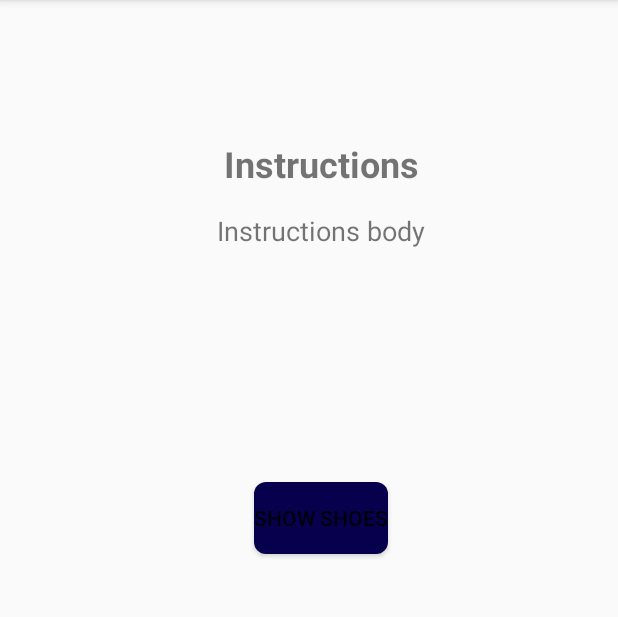
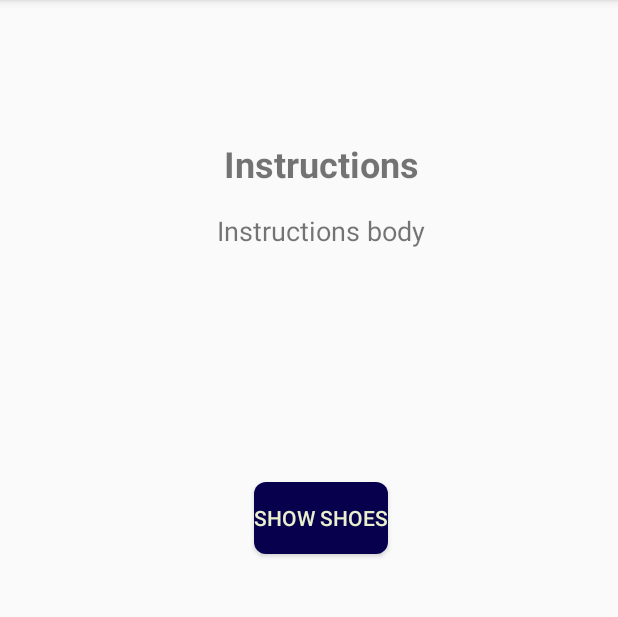
Before and after one commit to priyank1968/Priyank-ShoeStore, an Android app: the InstructionsFragment screen opened through its navigation route, on a phone screen of 412 x 824 dp, the part 84-701 px from its top. Run offline under Robolectric (Android 15) with nearby library versions, the light colour scheme and no system bars; our stand-ins replace Timber, data binding.

Commit message:
Fixing viewmodel binding

```diff
--- a/app/src/main/java/com/udacity/shoestore/fragments/ShoeDetailsFragment.kt
+++ b/app/src/main/java/com/udacity/shoestore/fragments/ShoeDetailsFragment.kt
@@ -30,6 +30,8 @@ class ShoeDetailsFragment : Fragment() {
             false
         )
         detailViewModel = ViewModelProvider(this)[ShoeDetailsViewModel::class.java]
+        binding.viewModel = detailViewModel
+        binding.lifecycleOwner = this
 
         binding.buttonCancel.setOnClickListener { navigateSafe(ShoeDetailsFragmentDirections.actionShoeDetailsFragmentToShoesListFragment()) }
 
--- a/app/src/main/res/layout/fragment_instructions.xml
+++ b/app/src/main/res/layout/fragment_instructions.xml
@@ -34,12 +34,12 @@
 
         <Button
             android:id="@+id/shoe_list_button"
+            style="@style/buttonStyle"
             android:layout_width="wrap_content"
             android:layout_height="wrap_content"
             android:layout_marginStart="16dp"
             android:layout_marginTop="@dimen/deca_margin"
             android:layout_marginBottom="16dp"
-            android:background="@drawable/button_drawable"
             android:text="@string/show_shoes_button"
             app:layout_constraintEnd_toEndOf="@id/guideline_right"
             app:layout_constraintStart_toStartOf="@id/guideline_left"
@@ -69,8 +69,8 @@
 
         <androidx.constraintlayout.widget.Guideline
             android:id="@+id/guideline_Bottom"
+            android:layout_width="wrap_content"
             android:layout_height="wrap_content"
-            android:layout_width="wrap_content"
             android:orientation="horizontal"
             app:layout_constraintGuide_percent="0.90" />
 
--- a/app/src/main/res/layout/fragment_login.xml
+++ b/app/src/main/res/layout/fragment_login.xml
@@ -56,22 +56,20 @@
 
         <Button
             android:id="@+id/buttonLogin"
+            style="@style/buttonStyle"
             android:layout_width="wrap_content"
             android:layout_height="wrap_content"
             android:layout_marginTop="@dimen/triple_margin"
-            android:background="@drawable/button_drawable"
             android:text="@string/login"
-            android:textColor="@color/thirdColor"
             app:layout_constraintStart_toStartOf="@id/guideline_left"
             app:layout_constraintTop_toBottomOf="@id/editTextTextPassword" />
 
         <Button
             android:id="@+id/buttonSignUp"
+            style="@style/buttonStyle"
             android:layout_width="wrap_content"
             android:layout_height="wrap_content"
-            android:background="@drawable/button_drawable"
             android:text="@string/sign_up"
-            android:textColor="@color/thirdColor"
             app:layout_constraintBaseline_toBaselineOf="@+id/buttonLogin"
             app:layout_constraintEnd_toEndOf="@id/guideline_right" />
 
--- a/app/src/main/res/layout/fragment_shoe_details.xml
+++ b/app/src/main/res/layout/fragment_shoe_details.xml
@@ -90,9 +90,8 @@
             android:layout_width="wrap_content"
             android:layout_height="wrap_content"
             android:layout_marginTop="@dimen/triple_margin"
-            android:background="@drawable/button_drawable"
+            style="@style/buttonStyle"
             android:text="@string/cancel"
-            android:textColor="@color/thirdColor"
             app:layout_constraintStart_toStartOf="@id/guideline_left"
             app:layout_constraintTop_toBottomOf="@id/shoe_description_tv" />
 
@@ -100,9 +99,8 @@
             android:id="@+id/buttonSave"
             android:layout_width="wrap_content"
             android:layout_height="wrap_content"
-            android:background="@drawable/button_drawable"
             android:text="@string/save"
-            android:textColor="@color/thirdColor"
+            style="@style/buttonStyle"
             app:layout_constraintBaseline_toBaselineOf="@+id/buttonCancel"
             app:layout_constraintEnd_toEndOf="@id/guideline_right" />
 
--- a/app/src/main/res/layout/fragment_welcome.xml
+++ b/app/src/main/res/layout/fragment_welcome.xml
@@ -39,7 +39,7 @@
             android:layout_marginStart="16dp"
             android:layout_marginTop="@dimen/deca_margin"
             android:layout_marginBottom="16dp"
-            android:background="@drawable/button_drawable"
+            style="@style/buttonStyle"
             android:text="@string/instructions"
             app:layout_constraintEnd_toEndOf="@id/guideline_right"
             app:layout_constraintStart_toStartOf="@id/guideline_left"
--- a/app/src/main/res/values/styles.xml
+++ b/app/src/main/res/values/styles.xml
@@ -20,4 +20,9 @@
         <item name="android:background">@drawable/edit_text_drawable</item>
     </style>
 
+    <style name="buttonStyle">
+        <item name="android:background">@drawable/button_drawable</item>
+        <item name="android:textColor">@color/thirdColor</item>
+    </style>
+
 </resources>
```
